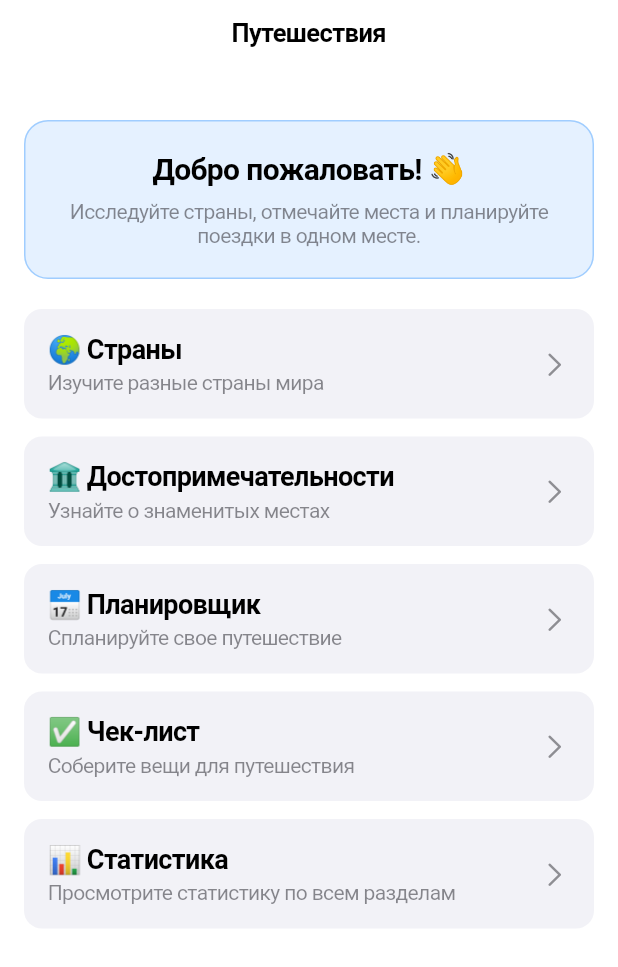
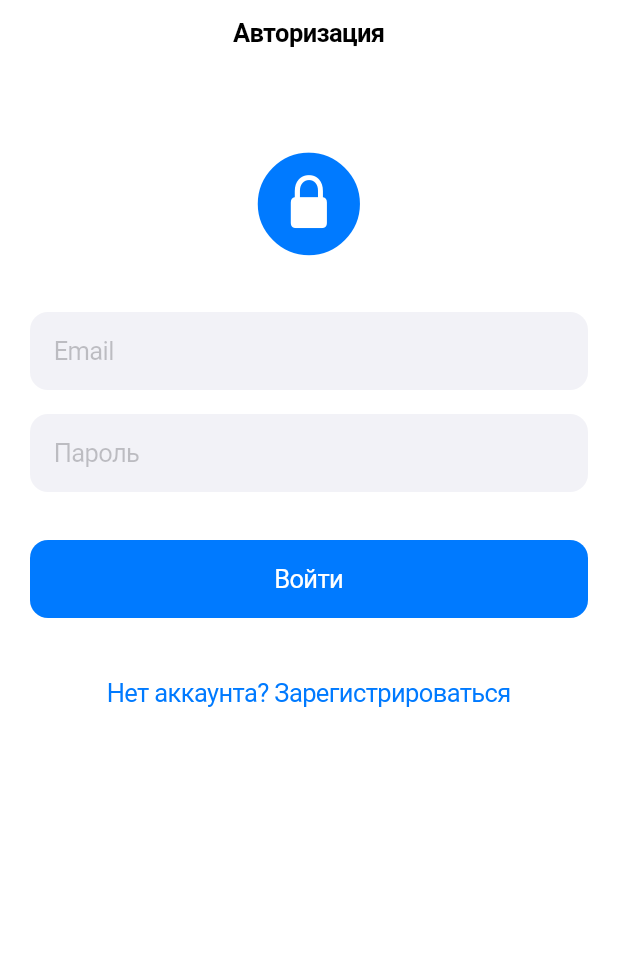
Before and after one commit to platonso/Flutter, a Flutter app: the screen it shows after launch, on a phone screen of 412 x 824 dp. Shown: the top 967 px of the screen. Run offline on Flutter 3.47's test engine with Material 3 defaults, Android fonts, the phone set to English and light mode, and no system bars; our stand-ins replace flutter_riverpod.

Commit message:
add login and registration

```diff
--- /dev/null
+++ b/lib/features/auth/presentation/login_screen.dart
@@ -0,0 +1,92 @@
+import 'package:flutter/cupertino.dart';
+import '../../auth/presentation/registration_screen.dart';
+import '../../home/presentation/home_screen.dart';
+
+class LoginScreen extends StatefulWidget {
+  const LoginScreen({super.key});
+
+  @override
+  State<LoginScreen> createState() => _LoginScreenState();
+}
+
+class _LoginScreenState extends State<LoginScreen> {
+  final _emailController = TextEditingController();
+  final _passwordController = TextEditingController();
+
+  @override
+  void dispose() {
+    _emailController.dispose();
+    _passwordController.dispose();
+    super.dispose();
+  }
+
+  void _onLogin() {
+    // В реальном приложении здесь была бы логика авторизации
+    Navigator.of(context).pushReplacement(
+      CupertinoPageRoute(builder: (context) => const HomeScreen()),
+    );
+  }
+
+  @override
+  Widget build(BuildContext context) {
+    return CupertinoPageScaffold(
+      navigationBar: const CupertinoNavigationBar(
+        middle: Text('Авторизация'),
+      ),
+      child: SafeArea(
+        child: SingleChildScrollView(
+          padding: const EdgeInsets.all(20.0),
+          child: Column(
+            crossAxisAlignment: CrossAxisAlignment.stretch,
+            children: [
+              const SizedBox(height: 32),
+              const Icon(
+                CupertinoIcons.lock_circle_fill,
+                size: 80,
+                color: CupertinoColors.activeBlue,
+              ),
+              const SizedBox(height: 32),
+              CupertinoTextField(
+                controller: _emailController,
+                placeholder: 'Email',
+                padding: const EdgeInsets.all(16),
+                keyboardType: TextInputType.emailAddress,
+                decoration: BoxDecoration(
+                  color: CupertinoColors.systemGrey6,
+                  borderRadius: BorderRadius.circular(12),
+                ),
+              ),
+              const SizedBox(height: 16),
+              CupertinoTextField(
+                controller: _passwordController,
+                placeholder: 'Пароль',
+                padding: const EdgeInsets.all(16),
+                obscureText: true,
+                decoration: BoxDecoration(
+                  color: CupertinoColors.systemGrey6,
+                  borderRadius: BorderRadius.circular(12),
+                ),
+              ),
+              const SizedBox(height: 32),
+              CupertinoButton.filled(
+                onPressed: _onLogin,
+                child: const Text('Войти'),
+              ),
+              const SizedBox(height: 24),
+              CupertinoButton(
+                child: const Text('Нет аккаунта? Зарегистрироваться'),
+                onPressed: () {
+                  Navigator.of(context).push(
+                    CupertinoPageRoute(
+                      builder: (context) => const RegistrationScreen(),
+                    ),
+                  );
+                },
+              ),
+            ],
+          ),
+        ),
+      ),
+    );
+  }
+}
--- a/lib/features/home/presentation/home_screen.dart
+++ b/lib/features/home/presentation/home_screen.dart
@@ -5,6 +5,7 @@ import '../../attractions/presentation/attractions_screen.dart';
 import '../../planner/presentation/planner_screen.dart';
 import '../../statistics/presentation/statistics_screen.dart';
 import '../../checklist/presentation/checklist_screen.dart';
+
 
 
 class HomeScreen extends StatelessWidget {
--- a/lib/main.dart
+++ b/lib/main.dart
@@ -1,6 +1,6 @@
 import 'package:flutter/cupertino.dart';
 import 'package:flutter_riverpod/flutter_riverpod.dart';
-import 'features/home/presentation/home_screen.dart';
+import 'features/auth/presentation/login_screen.dart';
 
 void main() {
   runApp(
@@ -21,7 +21,7 @@ class TravelApp extends StatelessWidget {
         primaryColor: CupertinoColors.activeBlue,
         scaffoldBackgroundColor: CupertinoColors.systemBackground,
       ),
-      home: const HomeScreen(),
+      home: const LoginScreen(),
     );
   }
 }
```
Also changed, not shown: lib/features/auth/presentation/registration_screen.dart (added, +128 -0 lines).
